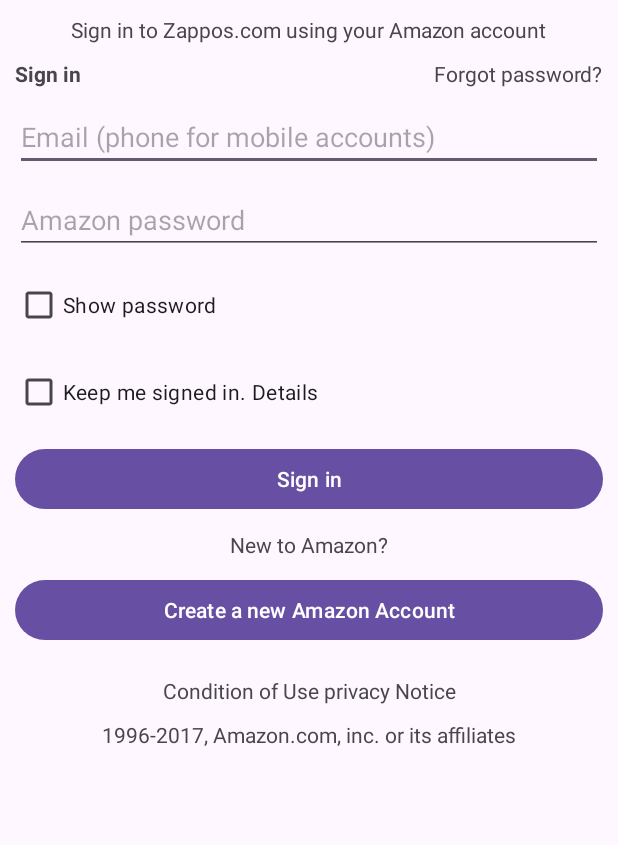
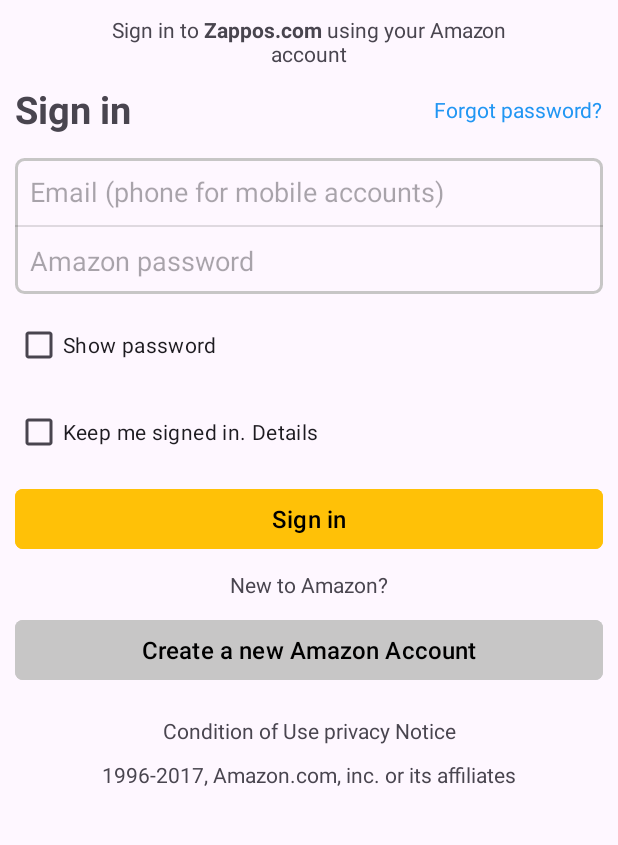
Before and after one commit to NatnaelSisay/MDP, an Android app: the screen it shows after launch (MainActivity), on a phone screen of 412 x 824 dp, the part 89-934 px from its top. Run offline under Robolectric (Android 15) with nearby library versions, the phone set to English and light mode, and no system bars.

Commit message:
added final changes

```diff
--- /dev/null
+++ b/Lab-3/AmazonLogin/app/src/main/res/drawable/boarder.xml
@@ -0,0 +1,9 @@
+<?xml version="1.0" encoding="utf-8"?>
+<shape xmlns:android="http://schemas.android.com/apk/res/android"
+    android:shape="rectangle">
+    <solid android:color="@android:color/transparent" />
+    <corners android:radius="5dp"/>
+    <stroke
+        android:width="2dp"
+        android:color="@color/gray" />
+</shape>
--- /dev/null
+++ b/Lab-3/AmazonLogin/app/src/main/res/drawable/custom_button_background.xml
@@ -0,0 +1,16 @@
+<layer-list xmlns:android="http://schemas.android.com/apk/res/android">
+    <item>
+        <shape android:shape="rectangle">
+            <corners android:radius="5dp" />
+
+            <gradient
+                android:startColor="#00FF00"
+                android:endColor="#FFFFFF"
+                android:angle="270" />
+
+            <stroke
+                android:width="1dp"
+                android:color="#000000" />
+        </shape>
+    </item>
+</layer-list>
--- /dev/null
+++ b/Lab-3/AmazonLogin/app/src/main/res/drawable/edit_text_view.xml
@@ -0,0 +1,6 @@
+<?xml version="1.0" encoding="utf-8"?>
+<shape xmlns:android="http://schemas.android.com/apk/res/android"
+    android:shape="rectangle">
+    <solid android:color="@android:color/transparent" />
+    <stroke android:width="0dp" android:color="#CCCCCC" /> <!-- Set stroke color and width as needed -->
+</shape>
--- a/Lab-3/AmazonLogin/app/src/main/res/layout/activity_main.xml
+++ b/Lab-3/AmazonLogin/app/src/main/res/layout/activity_main.xml
@@ -19,10 +19,11 @@
 
     <TextView
         android:id="@+id/textView"
-        android:layout_width="wrap_content"
+        android:layout_width="270dp"
         android:layout_height="wrap_content"
         android:layout_marginTop="10dp"
-        android:text="Sign in to Zappos.com using your Amazon account"
+        android:text="@string/sign_in_to_others"
+        android:textAlignment="center"
         app:layout_constraintEnd_toEndOf="parent"
         app:layout_constraintHorizontal_bias="0.5"
         app:layout_constraintStart_toStartOf="parent"
@@ -33,8 +34,8 @@
         android:layout_width="wrap_content"
         android:layout_height="wrap_content"
         android:layout_margin="10dp"
-
         android:text="Sign in"
+        android:textSize="25dp"
         android:textStyle="bold"
         app:layout_constraintStart_toStartOf="parent"
         app:layout_constraintTop_toBottomOf="@+id/textView" />
@@ -44,39 +45,70 @@
         android:layout_height="wrap_content"
         android:layout_margin="10dp"
         android:text="Forgot password?"
+
+        android:textColor="@color/link_blue"
+        app:layout_constraintBottom_toBottomOf="@+id/textView2"
         app:layout_constraintEnd_toEndOf="parent"
-        app:layout_constraintTop_toBottomOf="@+id/textView" />
+        app:layout_constraintTop_toTopOf="@+id/textView2" />
+
+
+    <LinearLayout
+        android:id="@+id/linearLayout"
+        android:layout_width="0dp"
+        android:layout_height="wrap_content"
+        android:layout_marginLeft="10dp"
+        android:layout_marginTop="15dp"
+        android:layout_marginRight="10dp"
+        android:layout_marginBottom="15dp"
+        android:background="@drawable/boarder"
+        android:orientation="vertical"
+        app:layout_constraintEnd_toEndOf="parent"
+        app:layout_constraintHorizontal_bias="0.5"
+        app:layout_constraintStart_toStartOf="parent"
+        app:layout_constraintTop_toBottomOf="@+id/textView2">
 
         <EditText
             android:id="@+id/editText"
             android:layout_width="match_parent"
             android:layout_height="wrap_content"
             android:layout_margin="10dp"
+            android:background="@drawable/edit_text_view"
             android:hint="Email (phone for mobile accounts)"
             app:layout_constraintEnd_toEndOf="parent"
             app:layout_constraintHorizontal_bias="0.5"
             app:layout_constraintStart_toStartOf="parent"
             app:layout_constraintTop_toBottomOf="@+id/textView2" />
 
+        <View
+            android:id="@+id/divider2"
+            android:layout_width="match_parent"
+            android:layout_height="1dp"
+            android:background="?android:attr/listDivider"
+            app:layout_constraintTop_toBottomOf="@+id/editText" />
+
         <EditText
             android:id="@+id/editText2"
             android:layout_width="match_parent"
             android:layout_height="wrap_content"
             android:layout_margin="10dp"
+            android:background="@drawable/edit_text_view"
             android:hint="Amazon password"
             app:layout_constraintEnd_toEndOf="parent"
             app:layout_constraintHorizontal_bias="0.5"
             app:layout_constraintStart_toStartOf="parent"
-        app:layout_constraintTop_toBottomOf="@+id/editText" />
+            app:layout_constraintTop_toBottomOf="@+id/divider2" />
+
+    </LinearLayout>
 
     <CheckBox
         android:id="@+id/checkBox"
         android:layout_width="wrap_content"
         android:layout_height="wrap_content"
         android:layout_margin="10dp"
+        android:layout_marginStart="52dp"
         android:text="Show password"
         app:layout_constraintStart_toStartOf="parent"
-        app:layout_constraintTop_toBottomOf="@+id/editText2" />
+        app:layout_constraintTop_toBottomOf="@+id/linearLayout" />
 
     <CheckBox
         android:id="@+id/checkBox2"
@@ -92,7 +124,12 @@
         android:layout_width="match_parent"
         android:layout_height="wrap_content"
         android:layout_margin="10dp"
+        android:backgroundTint="#FFC107"
+        app:cornerRadius="5dp"
         android:text="Sign in"
+        android:textColor="@color/black"
+        android:textSize="16dp"
+
         app:layout_constraintEnd_toEndOf="parent"
         app:layout_constraintHorizontal_bias="0.5"
         app:layout_constraintStart_toStartOf="parent"
@@ -115,6 +152,10 @@
         android:layout_height="wrap_content"
         android:layout_margin="10dp"
         android:text="Create a new Amazon Account"
+        android:textColor="@color/black"
+        android:backgroundTint="@color/gray"
+        android:textSize="16dp"
+        app:cornerRadius="5dp"
         app:layout_constraintEnd_toEndOf="parent"
         app:layout_constraintHorizontal_bias="0.5"
         app:layout_constraintStart_toStartOf="parent"
@@ -134,10 +175,10 @@
     <TextView
         android:layout_width="wrap_content"
         android:layout_height="wrap_content"
+        android:layout_margin="10dp"
+        android:layout_marginTop="136dp"
         android:text="1996-2017, Amazon.com, inc. or its affiliates"
         app:layout_constraintEnd_toEndOf="parent"
-        android:layout_margin="10dp"
-        app:layout_constraintHorizontal_bias="0.5"
         app:layout_constraintStart_toStartOf="parent"
         app:layout_constraintTop_toBottomOf="@+id/textView4" />
 </androidx.constraintlayout.widget.ConstraintLayout>
--- a/Lab-3/AmazonLogin/app/src/main/res/values/colors.xml
+++ b/Lab-3/AmazonLogin/app/src/main/res/values/colors.xml
@@ -2,4 +2,6 @@
 <resources>
     <color name="black">#FF000000</color>
     <color name="white">#FFFFFFFF</color>
+    <color name="link_blue">#2196F3</color>
+    <color name="gray">#C7C6C6</color>
 </resources>
--- a/Lab-3/AmazonLogin/app/src/main/res/values/strings.xml
+++ b/Lab-3/AmazonLogin/app/src/main/res/values/strings.xml
@@ -1,3 +1,4 @@
 <resources>
     <string name="app_name">AmazonLogin</string>
+    <string name="sign_in_to_others">Sign in to <b>Zappos.com</b> using your Amazon account</string>
 </resources>
```
Lines whose indentation alone changed are shown as unchanged.
